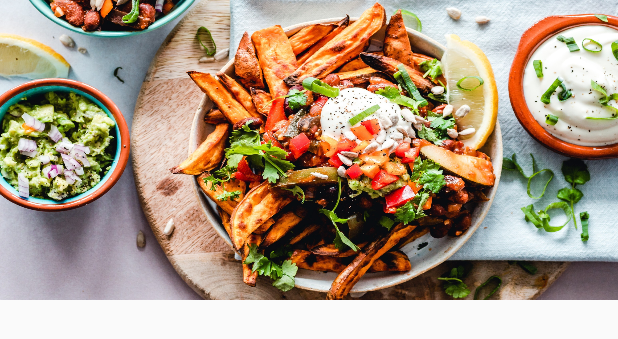
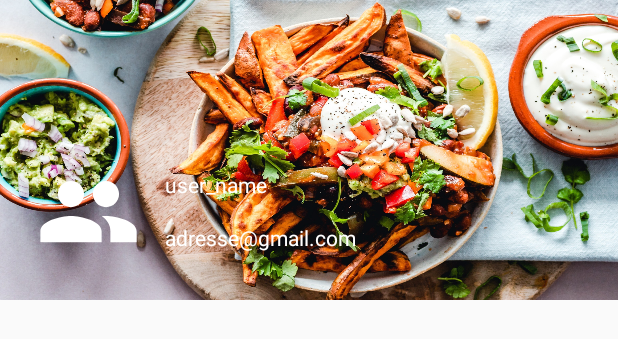
Before and after one commit to brlsl/Go4Lunch, an Android app: the layout activity_main_nav_header.xml on its own in the app's theme, with its tools: preview values and no code run, on a phone screen of 412 x 824 dp. Shown: the top 339 px of the screen. Run offline under Robolectric (Android 15) with nearby library versions, the phone set to English and light mode, and no system bars.

Commit message:
navigation header done with user mail, user name and avatar

```diff
--- a/app/src/main/java/com/example/go4lunch/Controllers/fragments/MapFragment.java
+++ b/app/src/main/java/com/example/go4lunch/Controllers/fragments/MapFragment.java
@@ -10,10 +10,12 @@ import androidx.annotation.Nullable;
 
 import com.example.go4lunch.R;
 
+
 public class MapFragment extends androidx.fragment.app.Fragment {
     @Nullable
     @Override
     public View onCreateView(@NonNull LayoutInflater inflater, @Nullable ViewGroup container, @Nullable Bundle savedInstanceState) {
         return inflater.inflate(R.layout.activity_maps, container, false);
     }
+
 }
--- a/app/src/main/res/layout/activity_main_nav_header.xml
+++ b/app/src/main/res/layout/activity_main_nav_header.xml
@@ -1,9 +1,45 @@
-<LinearLayout
+<androidx.constraintlayout.widget.ConstraintLayout
     xmlns:android="http://schemas.android.com/apk/res/android"
     xmlns:app="http://schemas.android.com/apk/res-auto"
+    xmlns:tools="http://schemas.android.com/tools"
     android:layout_width="match_parent"
     android:layout_height="200dp"
     android:background="@drawable/connect_activity_food_landscape"
     android:gravity="center"
-    android:orientation="vertical">
-</LinearLayout>
+    android:orientation="vertical"
+    android:id="@+id/nav_header">
+
+    <ImageView
+        android:id="@+id/user_avatar"
+        android:layout_width="70dp"
+        android:layout_height="70dp"
+        android:layout_marginStart="24dp"
+        android:layout_marginBottom="24dp"
+        android:background="@drawable/ic_people_white_24dp"
+        android:contentDescription="user avatar"
+        app:layout_constraintBottom_toBottomOf="parent"
+        app:layout_constraintStart_toStartOf="parent"/>
+
+    <TextView
+        android:id="@+id/user_name"
+        android:layout_width="wrap_content"
+        android:layout_height="wrap_content"
+        android:layout_marginStart="16dp"
+        android:layout_marginBottom="16dp"
+        android:text="user_name"
+        android:textColor="@android:color/white"
+        app:layout_constraintBottom_toTopOf="@+id/user_email"
+        app:layout_constraintStart_toEndOf="@+id/user_avatar" />
+
+    <TextView
+        android:id="@+id/user_email"
+        android:layout_width="wrap_content"
+        android:layout_height="wrap_content"
+        android:layout_marginStart="16dp"
+        android:layout_marginBottom="32dp"
+        android:text="adresse@gmail.com"
+        android:textColor="@android:color/white"
+        app:layout_constraintBottom_toBottomOf="parent"
+        app:layout_constraintStart_toEndOf="@+id/user_avatar" />
+
+</androidx.constraintlayout.widget.ConstraintLayout>
```
Also changed, not shown: app/build.gradle (+11 -0 lines), app/src/main/AndroidManifest.xml (+7 -1 lines), app/src/main/java/com/example/go4lunch/Controllers/Activities/MainActivity.java (+54 -11 lines), app/src/main/java/com/example/go4lunch/Controllers/Activities/MapsActivity.java (+14 -0 lines).
